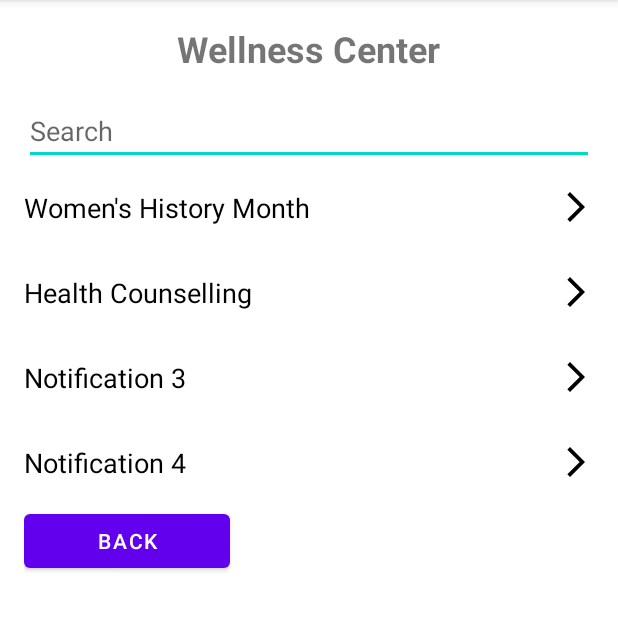
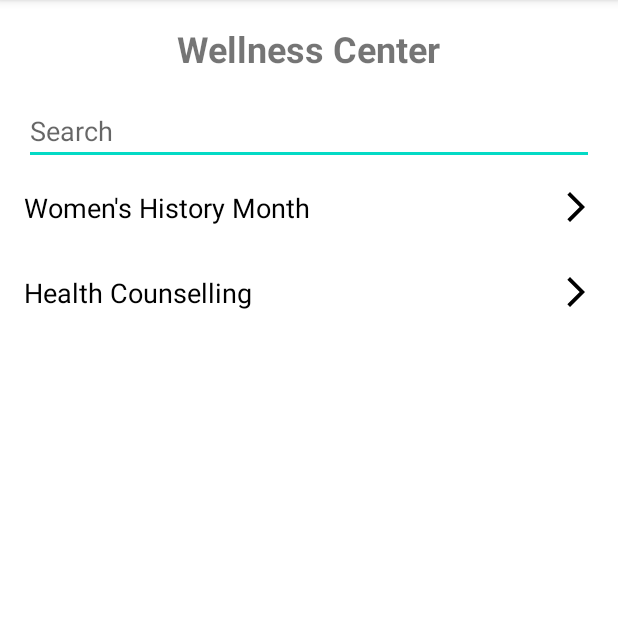
Before and after one commit to codebender14/app_NW_Ravens, an Android app: the WcNotificationSpecificActivity screen opened directly, with no data from a screen before it, on a phone screen of 412 x 824 dp, the part 84-715 px from its top. Run offline under Robolectric (Android 15) with nearby library versions, the phone set to English and light mode, and no system bars.

Commit message:
s550031 Mounika Annabathina working on the notifications enhancement

```diff
--- a/app/src/main/java/com/example/nwravens/WcNotificationSpecificActivity.java
+++ b/app/src/main/java/com/example/nwravens/WcNotificationSpecificActivity.java
@@ -20,16 +20,16 @@ public class WcNotificationSpecificActivity extends AppCompatActivity {
         super.onCreate(savedInstanceState);
         setContentView(R.layout.activity_wc_notification_specific);
 
-        backButton = findViewById(R.id.button);
+//        backButton = findViewById(R.id.button);
 
-        backButton.setOnClickListener(new View.OnClickListener() {
+        /*backButton.setOnClickListener(new View.OnClickListener() {
             @Override
             public void onClick(View v) {
                 Intent intent = new Intent(WcNotificationSpecificActivity.this, NotificationHomeActivity.class);
                 startActivity(intent);
                 finish();
             }
-        });
+        });*/
         category1TextView = findViewById(R.id.noti1);
         category1TextView.setOnClickListener(new View.OnClickListener() {
             @Override
@@ -47,7 +47,7 @@ public class WcNotificationSpecificActivity extends AppCompatActivity {
                 startActivity(intent);
             }
         });
-        category3TextView = findViewById(R.id.noti3);
+        /*category3TextView = findViewById(R.id.noti3);
 
         category3TextView.setOnClickListener(new View.OnClickListener() {
             @Override
@@ -55,15 +55,15 @@ public class WcNotificationSpecificActivity extends AppCompatActivity {
                 Intent intent = new Intent(WcNotificationSpecificActivity.this, WcNotification3DescriptionActivity.class);
                 startActivity(intent);
             }
-        });
-        category4TextView = findViewById(R.id.noti4);
+        });*/
+//        category4TextView = findViewById(R.id.noti4);
 
-        category4TextView.setOnClickListener(new View.OnClickListener() {
-            @Override
-            public void onClick(View v) {
-                Intent intent = new Intent(WcNotificationSpecificActivity.this, WcNotification4DescriptionActivity.class);
-                startActivity(intent);
-            }
-        });
+//        category4TextView.setOnClickListener(new View.OnClickListener() {
+//            @Override
+//            public void onClick(View v) {
+//                Intent intent = new Intent(WcNotificationSpecificActivity.this, WcNotification4DescriptionActivity.class);
+//                startActivity(intent);
+//            }
+//        });
     }
 }
--- a/app/src/main/res/layout/activity_wc_notification1_description.xml
+++ b/app/src/main/res/layout/activity_wc_notification1_description.xml
@@ -37,7 +37,7 @@
         android:layout_below="@id/description_text"
         android:layout_centerHorizontal="true"
         android:layout_marginTop="16dp"
-        android:src="@drawable/women" />
+        android:src="@drawable/womens" />
 
 
 </RelativeLayout>
--- a/app/src/main/res/layout/activity_wc_notification_specific.xml
+++ b/app/src/main/res/layout/activity_wc_notification_specific.xml
@@ -51,7 +51,7 @@
         android:textColor="@color/black"
         android:textSize="18sp" />
     <!-- Notification 3 -->
-    <TextView
+    <!--<TextView
         android:id="@+id/noti3"
         android:layout_width="match_parent"
         android:layout_height="wrap_content"
@@ -61,9 +61,9 @@
         android:paddingBottom="16dp"
         android:text="Notification 3"
         android:textColor="@color/black"
-        android:textSize="18sp" />
+        android:textSize="18sp" />-->
     <!-- Notification 4 -->
-    <TextView
+    <!--<TextView
         android:id="@+id/noti4"
         android:layout_width="match_parent"
         android:layout_height="wrap_content"
@@ -73,13 +73,13 @@
         android:paddingBottom="16dp"
         android:text="Notification 4"
         android:textColor="@color/black"
-        android:textSize="18sp" />
+        android:textSize="18sp" />-->
 
-    <Button
+    <!--<Button
         android:id="@+id/button"
         android:layout_width="137dp"
         android:layout_height="wrap_content"
-        android:text="Back" />
+        android:text="Back" />-->
 
 
 </LinearLayout>
```
Also changed, not shown: app/src/main/res/drawable-v24/womens.jpg (renamed from app/src/main/res/drawable-v24/women.jpg).
